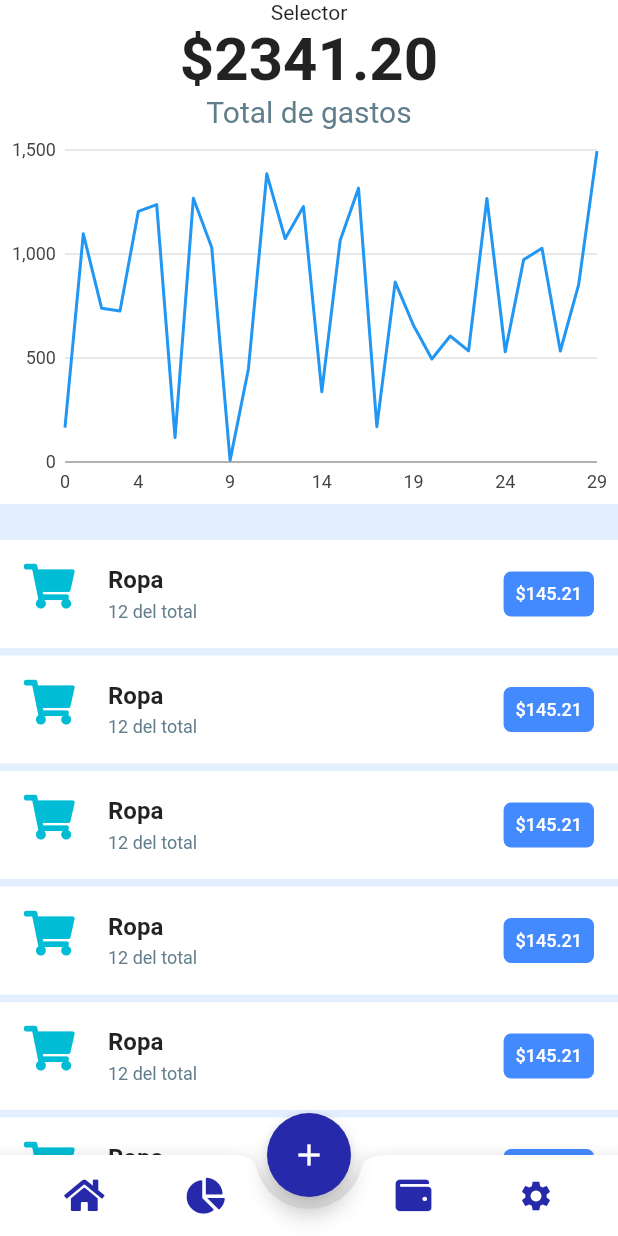
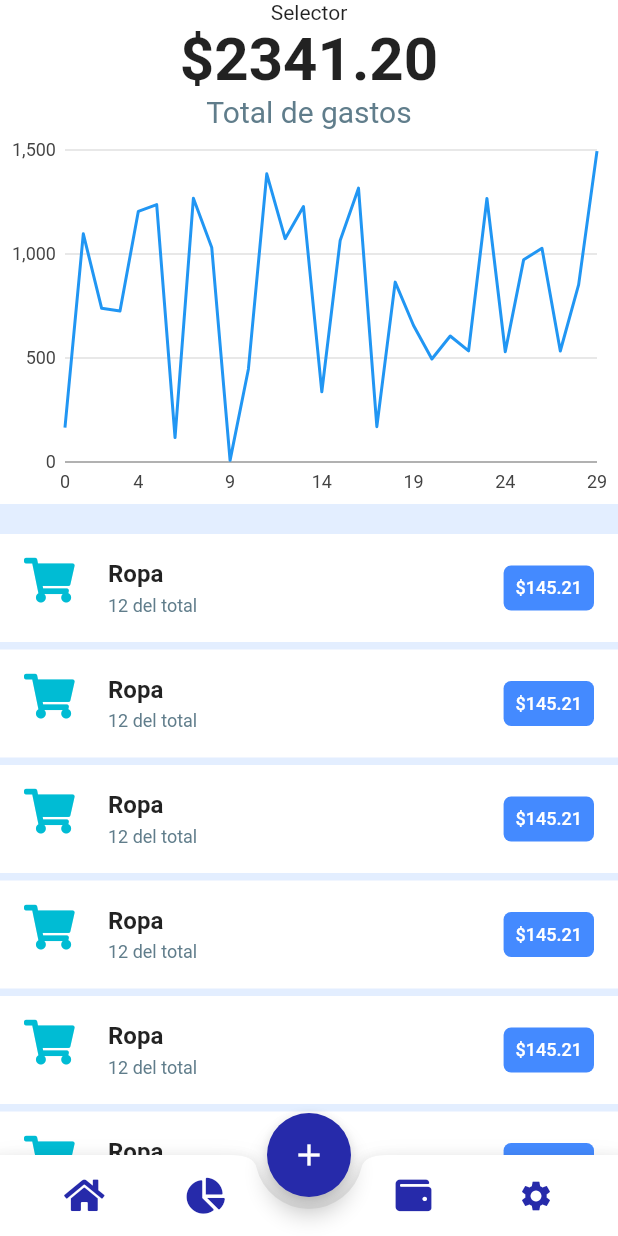
Before and after one commit to jchevalier98/FluuterApp, a Flutter app: the screen it shows after launch, on a phone screen of 412 x 824 dp. Run offline on Flutter 3.47's test engine with Material 2 defaults, Android fonts, the phone set to English and light mode, and no system bars; our stand-ins replace bloc, charts_flutter, flutter_bloc, font_awesome_flutter, rxdart.

Commit message:
Se agrega separador

```diff
--- a/lib/pages/body.dart
+++ b/lib/pages/body.dart
@@ -1,5 +1,6 @@
 import 'package:flutter/material.dart';
 import 'package:navigation_bar/pages/selector.dart';
+import 'package:navigation_bar/util/separator.dart';
 
 import 'expensas.dart';
 import 'grafics.dart';
@@ -14,10 +15,7 @@ class Body extends StatelessWidget {
           Selector(),
           Expensas(),
           Grafics(),
-          Container(
-            color: Colors.blueAccent.withOpacity(0.15),
-            height: 24.0,
-          ),
+          Separator(space: 20.0),
           ListData()
         ],
       ),
--- a/lib/pages/list_data.dart
+++ b/lib/pages/list_data.dart
@@ -1,6 +1,7 @@
 import 'package:flutter/material.dart';
 import 'package:font_awesome_flutter/font_awesome_flutter.dart';
 import 'package:navigation_bar/util/item.dart';
+import 'package:navigation_bar/util/separator.dart';
 
 class ListData extends StatelessWidget {
   @override
@@ -10,23 +11,8 @@ class ListData extends StatelessWidget {
           itemCount: 15,
           itemBuilder: (BuildContext context, int index) => Item(icon : FontAwesomeIcons.shoppingCart, name: "Ropa", percent: 12, amount: 145.21),
           separatorBuilder: (BuildContext context, int index) {
-            return Container(
-              color: Colors.blueAccent.withOpacity(0.15),
-              height: 5.0,
-            );
+            return Separator(space: 5.0,);
           },
-          /*children: <Widget>[
-            Item(icon : FontAwesomeIcons.shoppingCart, name: "Ropa", percent: 12, amount: 145.21),
-            Item(icon : FontAwesomeIcons.shoppingCart, name: "Comida", percent: 12, amount: 145.21),
-            Item(icon : FontAwesomeIcons.shoppingCart, name: "Alcohol", percent: 12, amount: 145.21),
-            Item(icon : FontAwesomeIcons.shoppingCart, name: "Gasolina", percent: 12, amount: 145.21),
-            Item(icon : FontAwesomeIcons.shoppingCart, name: "Corredor", percent: 12, amount: 145.21),
-            Item(icon : FontAwesomeIcons.shoppingCart, name: "Tarjeta credito", percent: 12, amount: 145.21),
-            Item(icon : FontAwesomeIcons.shoppingCart, name: "Prestamo Personal", percent: 12, amount: 145.21),
-            Item(icon : FontAwesomeIcons.shoppingCart, name: "Prestamo Auto", percent: 12, amount: 145.21),
-            Item(icon : FontAwesomeIcons.shoppingCart, name: "Hipoteca", percent: 12, amount: 145.21),
-            Item(icon : FontAwesomeIcons.shoppingCart, name: "Otro", percent: 12, amount: 145.21),
-          ],*/
       ),
     );
   }
--- /dev/null
+++ b/lib/util/separator.dart
@@ -0,0 +1,15 @@
+import 'package:flutter/material.dart';
+
+class Separator extends StatelessWidget {
+
+  final double space;
+  const Separator({Key key, this.space}) : super(key: key);
+
+  @override
+  Widget build(BuildContext context) {
+    return Container(
+      color: Colors.blueAccent.withOpacity(0.15),
+      height: space,
+    );
+  }
+}
```
